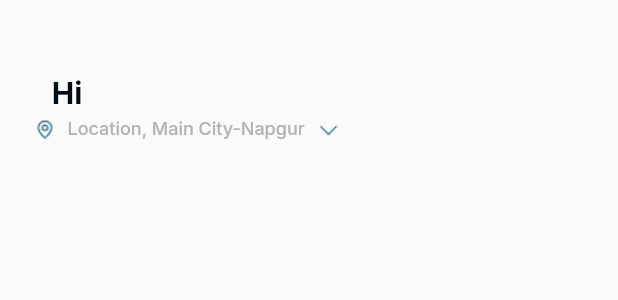
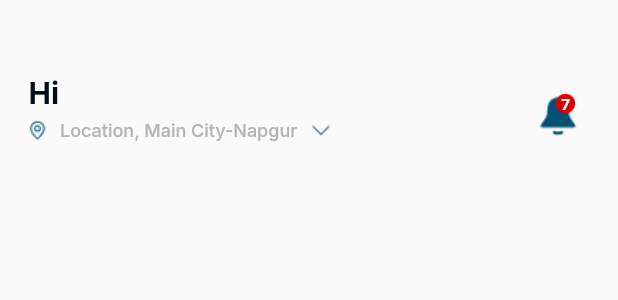
Before and after one commit to YasinYavuzz/foodapp, a Flutter app: what appBar() shows on an empty page, opened directly, on a phone screen of 412 x 824 dp. Shown: the top 300 px of the screen. Run offline on Flutter 3.47's test engine with Material 2 defaults, Android fonts, the phone set to English and light mode, and no system bars; our stand-ins replace google_fonts.

Commit message:
assets folder created in files added, AppNotificationIcon widget completed

```diff
--- a/lib/widgets/categorieswidget/appbar/appbar.dart
+++ b/lib/widgets/categorieswidget/appbar/appbar.dart
@@ -3,6 +3,7 @@ import 'package:flutter/src/widgets/container.dart';
 import 'package:flutter/src/widgets/framework.dart';
 import 'package:foodapp/widgets/categorieswidget/appbar/appbaricon/appbarchevrondownicon.dart';
 import 'package:foodapp/widgets/categorieswidget/appbar/appbaricon/appbarlocationicon.dart';
+import 'package:foodapp/widgets/categorieswidget/appbar/appbaricon/appbarnotificationicon.dart';
 import 'package:foodapp/widgets/categorieswidget/appbar/appbartext/appbarboldtext.dart';
 import 'package:foodapp/widgets/categorieswidget/appbar/appbartext/appbarlighttext.dart';
 
@@ -14,16 +15,22 @@ class appBar extends StatefulWidget {
 }
 
 class _appBarState extends State<appBar> {
+  int notificationNumber = 7;
   @override
   Widget build(BuildContext context) {
     return Container(
+      margin: EdgeInsets.only(top: 50),
       width: double.infinity,
-      height: 250,
-      child: Column(
+      height: 55,
+      child: Row(
+        mainAxisAlignment: MainAxisAlignment.spaceBetween,
+        children: [
+          Column(
             mainAxisAlignment: MainAxisAlignment.start,
             children: [
               Container(
-            margin: EdgeInsets.only(top: 50, right: 260),
+                margin: EdgeInsets.only(right: 107),
+                //margin: EdgeInsets.only(top: 50, right: 260),
                 width: 83,
                 height: 20,
                 child: AppBarBoldText(),
@@ -31,19 +38,21 @@ class _appBarState extends State<appBar> {
               Row(
                 children: [
                   Container(
-                margin: EdgeInsets.only(left: 15),
+                    margin: EdgeInsets.only(left: 10),
+                    //margin: EdgeInsets.only(left: 15),
                     width: 30,
                     height: 30,
                     child: AppBarLocationIcon(),
                   ),
                   Container(
-                margin: EdgeInsets.only(left: 0,top: 8),
+                    margin: EdgeInsets.only(top: 9),
+                    //margin: EdgeInsets.only(left: 0, top: 8),
                     width: 160,
                     height: 25,
                     child: AppBarLightText(),
                   ),
                   Container(
-                margin: EdgeInsets.only(top: 1),
+                    //margin: EdgeInsets.only(top: 1),
                     width: 28,
                     height: 25,
                     child: AppBarChevronDownIcon(),
@@ -52,6 +61,13 @@ class _appBarState extends State<appBar> {
               )
             ],
           ),
+          Container(
+            margin: EdgeInsets.only(top: 0,right: 25),
+            child: AppBarNotificationIcon(notificationNumber: notificationNumber),
+          )
+
+        ],
+      ),
     );
   }
 }
--- a/lib/widgets/categorieswidget/appbar/appbaricon/appbarnotificationicon.dart
+++ b/lib/widgets/categorieswidget/appbar/appbaricon/appbarnotificationicon.dart
@@ -0,0 +1,48 @@
+import 'package:flutter/cupertino.dart';
+import 'package:flutter/src/widgets/container.dart';
+import 'package:flutter/src/widgets/framework.dart';
+import 'package:google_fonts/google_fonts.dart';
+
+class AppBarNotificationIcon extends StatefulWidget {
+AppBarNotificationIcon({super.key, required this.notificationNumber});
+
+  int notificationNumber;
+
+  @override
+  State<AppBarNotificationIcon> createState() => _AppBarNotificationIconState();
+}
+
+class _AppBarNotificationIconState extends State<AppBarNotificationIcon> {
+  @override
+  Widget build(BuildContext context) {
+    return Stack(
+      alignment: Alignment.topRight,
+      children: [
+        Container(
+          child: Image.asset('assets/categoriesassets/appbar/notificationbell.png'),
+        ),
+        Stack(
+          alignment: Alignment.center,
+          children: [
+            Container(
+            width: 20,
+            height: 13,
+            child: Image.asset('assets/categoriesassets/appbar/notificationnumber.png'),
+          ),
+          Container(
+            child: Text(
+              '${widget.notificationNumber}',
+              style: GoogleFonts.inter(
+                color: Color(0xffFFFFFF),
+                fontWeight: FontWeight.w700,
+                fontSize: 10
+              ),
+            ),
+          )
+          ],
+
+        )
+      ],
+    );
+  }
+}
```
Also changed, not shown: assets/categoriesassets/appbar/notificationbell.png (added), assets/categoriesassets/appbar/notificationnumber.png (added). Lines whose indentation alone changed are shown as unchanged.
